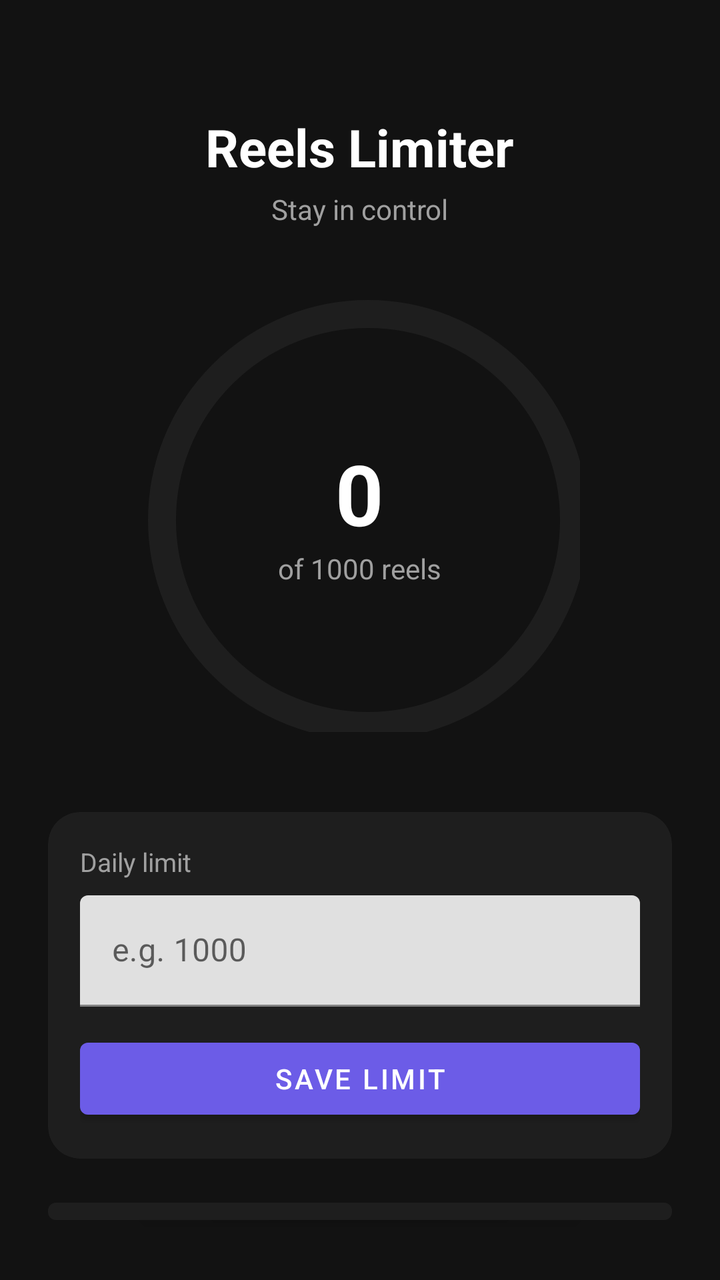
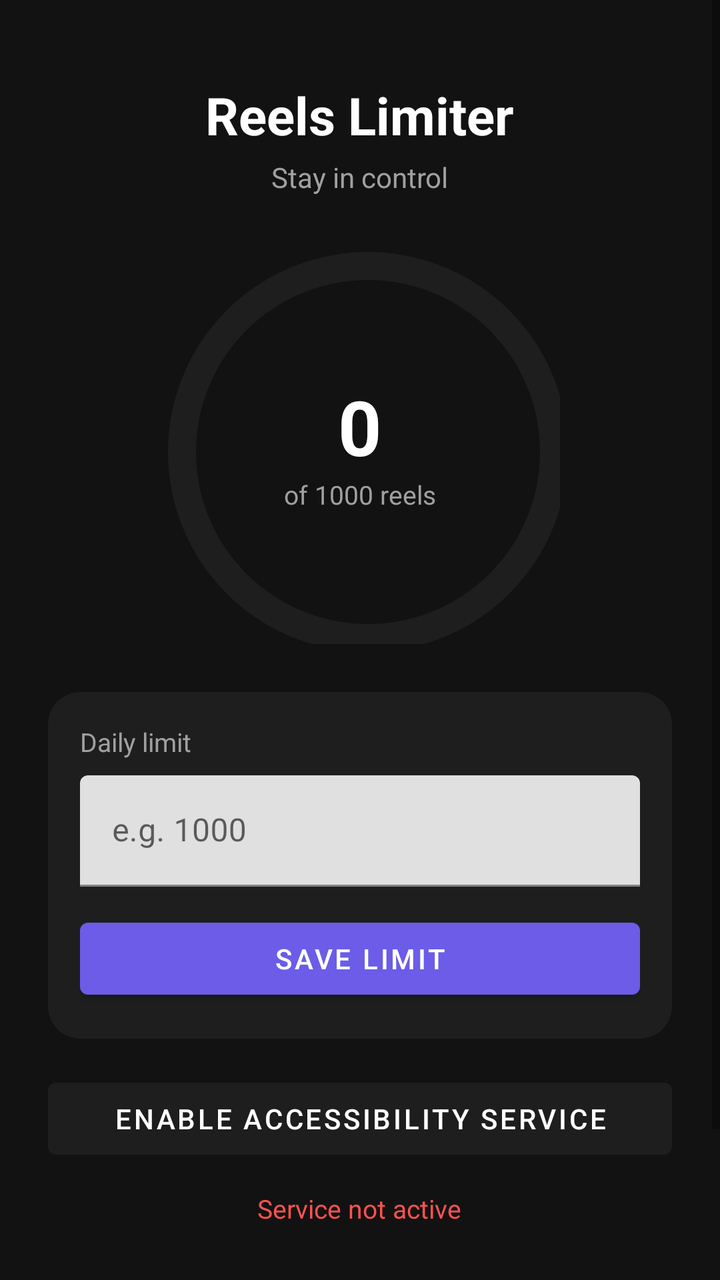

Screens rendered from an Android XML layout before and after an edit, with the pre-edit source and the edit as a unified diff.
<!-- AndroidManifest.xml: application theme Theme.ReelsLimiter -->
<!-- res/layout/activity_main.xml -->
<?xml version="1.0" encoding="utf-8"?>
<LinearLayout xmlns:android="http://schemas.android.com/apk/res/android"
    xmlns:app="http://schemas.android.com/apk/res-auto"
    android:layout_width="match_parent"
    android:layout_height="match_parent"
    android:orientation="vertical"
    android:background="@color/background_dark"
    android:padding="24dp"
    android:gravity="center_horizontal">

    <TextView
        android:layout_width="wrap_content"
        android:layout_height="wrap_content"
        android:layout_marginTop="32dp"
        android:text="Reels Limiter"
        android:textColor="@color/text_primary"
        android:textSize="26sp"
        android:textStyle="bold" />

    <TextView
        android:layout_width="wrap_content"
        android:layout_height="wrap_content"
        android:layout_marginTop="4dp"
        android:layout_marginBottom="32dp"
        android:text="Stay in control"
        android:textColor="@color/text_secondary"
        android:textSize="14sp" />

    <FrameLayout
        android:layout_width="220dp"
        android:layout_height="220dp"
        android:layout_gravity="center">

        <com.google.android.material.progressindicator.CircularProgressIndicator
            android:id="@+id/progressRing"
            android:layout_width="220dp"
            android:layout_height="220dp"
            app:indicatorColor="@color/primary"
            app:trackColor="@color/surface_dark"
            app:trackThickness="14dp"
            app:indicatorSize="220dp" />

        <LinearLayout
            android:layout_width="wrap_content"
            android:layout_height="wrap_content"
            android:layout_gravity="center"
            android:orientation="vertical"
            android:gravity="center">

            <TextView
                android:id="@+id/countText"
                android:layout_width="wrap_content"
                android:layout_height="wrap_content"
                android:text="0"
                android:textColor="@color/text_primary"
                android:textSize="42sp"
                android:textStyle="bold" />

            <TextView
                android:id="@+id/limitText"
                android:layout_width="wrap_content"
                android:layout_height="wrap_content"
                android:text="of 1000 reels"
                android:textColor="@color/text_secondary"
                android:textSize="14sp" />
        </LinearLayout>
    </FrameLayout>

    <com.google.android.material.card.MaterialCardView
        android:layout_width="match_parent"
        android:layout_height="wrap_content"
        android:layout_marginTop="40dp"
        app:cardBackgroundColor="@color/surface_dark"
        app:cardCornerRadius="16dp"
        app:cardElevation="0dp">

        <LinearLayout
            android:layout_width="match_parent"
            android:layout_height="wrap_content"
            android:orientation="vertical"
            android:padding="16dp">

            <TextView
                android:layout_width="wrap_content"
                android:layout_height="wrap_content"
                android:text="Daily limit"
                android:textColor="@color/text_secondary"
                android:textSize="13sp" />

            <com.google.android.material.textfield.TextInputLayout
                android:layout_width="match_parent"
                android:layout_height="wrap_content"
                android:layout_marginTop="8dp"
                android:hint="e.g. 1000">

                <com.google.android.material.textfield.TextInputEditText
                    android:id="@+id/limitInput"
                    android:layout_width="match_parent"
                    android:layout_height="wrap_content"
                    android:inputType="number"
                    android:textColor="@color/text_primary" />
            </com.google.android.material.textfield.TextInputLayout>

            <com.google.android.material.button.MaterialButton
                android:id="@+id/saveButton"
                android:layout_width="match_parent"
                android:layout_height="wrap_content"
                android:layout_marginTop="12dp"
                android:text="Save limit"
                app:backgroundTint="@color/primary" />
        </LinearLayout>
    </com.google.android.material.card.MaterialCardView>

    <com.google.android.material.button.MaterialButton
        android:id="@+id/enableServiceButton"
        android:layout_width="match_parent"
        android:layout_height="wrap_content"
        android:layout_marginTop="16dp"
        android:text="Enable Accessibility Service"
        app:backgroundTint="@color/surface_dark"
        android:textColor="@color/text_primary" />

    <TextView
        android:id="@+id/statusText"
        android:layout_width="wrap_content"
        android:layout_height="wrap_content"
        android:layout_marginTop="12dp"
        android:text="Service not active"
        android:textColor="@color/danger"
        android:textSize="13sp" />

</LinearLayout>
<!-- resources referenced by this layout -->
<resources>
  <color name="background_dark">#121212</color>
  <color name="danger">#FF5252</color>
  <color name="primary">#6C5CE7</color>
  <color name="surface_dark">#1E1E1E</color>
  <color name="text_primary">#FFFFFF</color>
  <color name="text_secondary">#A0A0A0</color>
  <style name="Theme.ReelsLimiter" parent="Theme.MaterialComponents.DayNight.NoActionBar">
          <item name="colorPrimary">@color/primary</item>
          <item name="colorPrimaryVariant">@color/primary_variant</item>
          <item name="android:windowBackground">@color/background_dark</item>
          <item name="colorOnPrimary">@color/text_primary</item>
      </style>
  <color name="primary_variant">#8477F0</color>
</resources>

<!-- the commit's change to res/layout/activity_main.xml (unified diff, before → after) -->
@@ -1,132 +1,157 @@
 <?xml version="1.0" encoding="utf-8"?>
-<LinearLayout xmlns:android="http://schemas.android.com/apk/res/android"
+<ScrollView xmlns:android="http://schemas.android.com/apk/res/android"
     xmlns:app="http://schemas.android.com/apk/res-auto"
     android:layout_width="match_parent"
     android:layout_height="match_parent"
-    android:orientation="vertical"
-    android:background="@color/background_dark"
-    android:padding="24dp"
-    android:gravity="center_horizontal">
+    android:background="@color/background_dark">
 
-    <TextView
-        android:layout_width="wrap_content"
+    <LinearLayout
+        android:layout_width="match_parent"
         android:layout_height="wrap_content"
-        android:layout_marginTop="32dp"
-        android:text="Reels Limiter"
-        android:textColor="@color/text_primary"
-        android:textSize="26sp"
-        android:textStyle="bold" />
+        android:orientation="vertical"
+        android:padding="24dp"
+        android:gravity="center_horizontal">
 
-    <TextView
-        android:layout_width="wrap_content"
-        android:layout_height="wrap_content"
-        android:layout_marginTop="4dp"
-        android:layout_marginBottom="32dp"
-        android:text="Stay in control"
-        android:textColor="@color/text_secondary"
-        android:textSize="14sp" />
-
-    <FrameLayout
-        android:layout_width="220dp"
-        android:layout_height="220dp"
-        android:layout_gravity="center">
-
-        <com.google.android.material.progressindicator.CircularProgressIndicator
-            android:id="@+id/progressRing"
-            android:layout_width="220dp"
-            android:layout_height="220dp"
-            app:indicatorColor="@color/primary"
-            app:trackColor="@color/surface_dark"
-            app:trackThickness="14dp"
-            app:indicatorSize="220dp" />
-
-        <LinearLayout
+        <TextView
             android:layout_width="wrap_content"
             android:layout_height="wrap_content"
-            android:layout_gravity="center"
-            android:orientation="vertical"
-            android:gravity="center">
+            android:layout_marginTop="16dp"
+            android:text="Reels Limiter"
+            android:textColor="@color/text_primary"
+            android:textSize="26sp"
+            android:textStyle="bold" />
 
-            <TextView
-                android:id="@+id/countText"
+        <TextView
+            android:layout_width="wrap_content"
+            android:layout_height="wrap_content"
+            android:layout_marginTop="4dp"
+            android:layout_marginBottom="24dp"
+            android:text="Stay in control"
+            android:textColor="@color/text_secondary"
+            android:textSize="14sp" />
+
+        <FrameLayout
+            android:layout_width="200dp"
+            android:layout_height="200dp"
+            android:layout_gravity="center">
+
+            <com.google.android.material.progressindicator.CircularProgressIndicator
+                android:id="@+id/progressRing"
+                android:layout_width="200dp"
+                android:layout_height="200dp"
+                app:indicatorColor="@color/primary"
+                app:trackColor="@color/surface_dark"
+                app:trackThickness="14dp"
+                app:indicatorSize="200dp" />
+
+            <LinearLayout
                 android:layout_width="wrap_content"
                 android:layout_height="wrap_content"
-                android:text="0"
-                android:textColor="@color/text_primary"
-                android:textSize="42sp"
-                android:textStyle="bold" />
+                android:layout_gravity="center"
+                android:orientation="vertical"
+                android:gravity="center">
 
-            <TextView
-                android:id="@+id/limitText"
-                android:layout_width="wrap_content"
-                android:layout_height="wrap_content"
-                android:text="of 1000 reels"
-                android:textColor="@color/text_secondary"
-                android:textSize="14sp" />
-        </LinearLayout>
-    </FrameLayout>
+                <TextView
+                    android:id="@+id/countText"
+                    android:layout_width="wrap_content"
+                    android:layout_height="wrap_content"
+                    android:text="0"
+                    android:textColor="@color/text_primary"
+                    android:textSize="38sp"
+                    android:textStyle="bold" />
 
-    <com.google.android.material.card.MaterialCardView
-        android:layout_width="match_parent"
-        android:layout_height="wrap_content"
-        android:layout_marginTop="40dp"
-        app:cardBackgroundColor="@color/surface_dark"
-        app:cardCornerRadius="16dp"
-        app:cardElevation="0dp">
+                <TextView
+                    android:id="@+id/limitText"
+                    android:layout_width="wrap_content"
+                    android:layout_height="wrap_content"
+                    android:text="of 1000 reels"
+                    android:textColor="@color/text_secondary"
+                    android:textSize="13sp" />
+            </LinearLayout>
+        </FrameLayout>
 
-        <LinearLayout
+        <com.google.android.material.card.MaterialCardView
             android:layout_width="match_parent"
             android:layout_height="wrap_content"
-            android:orientation="vertical"
-            android:padding="16dp">
+            android:layout_marginTop="24dp"
+            app:cardBackgroundColor="@color/surface_dark"
+            app:cardCornerRadius="16dp"
+            app:cardElevation="0dp">
 
-            <TextView
-                android:layout_width="wrap_content"
-                android:layout_height="wrap_content"
-                android:text="Daily limit"
-                android:textColor="@color/text_secondary"
-                android:textSize="13sp" />
-
-            <com.google.android.material.textfield.TextInputLayout
+            <LinearLayout
                 android:layout_width="match_parent"
                 android:layout_height="wrap_content"
-                android:layout_marginTop="8dp"
-                android:hint="e.g. 1000">
+                android:orientation="vertical"
+                android:padding="16dp">
 
-                <com.google.android.material.textfield.TextInputEditText
-                    android:id="@+id/limitInput"
+                <TextView
+                    android:layout_width="wrap_content"
+                    android:layout_height="wrap_content"
+                    android:text="Daily limit"
+                    android:textColor="@color/text_secondary"
+                    android:textSize="13sp" />
+
+                <com.google.android.material.textfield.TextInputLayout
                     android:layout_width="match_parent"
                     android:layout_height="wrap_content"
-                    android:inputType="number"
-                    android:textColor="@color/text_primary" />
-            </com.google.android.material.textfield.TextInputLayout>
+                    android:layout_marginTop="8dp"
+                    android:hint="e.g. 1000">
 
-            <com.google.android.material.button.MaterialButton
-                android:id="@+id/saveButton"
-                android:layout_width="match_parent"
-                android:layout_height="wrap_content"
-                android:layout_marginTop="12dp"
-                android:text="Save limit"
-                app:backgroundTint="@color/primary" />
-        </LinearLayout>
-    </com.google.android.material.card.MaterialCardView>
+                    <com.google.android.material.textfield.TextInputEditText
+                        android:id="@+id/limitInput"
+                        android:layout_width="match_parent"
+                        android:layout_height="wrap_content"
+                        android:inputType="number"
+                        android:textColor="@color/text_primary" />
+                </com.google.android.material.textfield.TextInputLayout>
 
-    <com.google.android.material.button.MaterialButton
-        android:id="@+id/enableServiceButton"
-        android:layout_width="match_parent"
-        android:layout_height="wrap_content"
-        android:layout_marginTop="16dp"
-        android:text="Enable Accessibility Service"
-        app:backgroundTint="@color/surface_dark"
-        android:textColor="@color/text_primary" />
+                <com.google.android.material.button.MaterialButton
+                    android:id="@+id/saveButton"
+                    android:layout_width="match_parent"
+                    android:layout_height="wrap_content"
+                    android:layout_marginTop="12dp"
+                    android:text="Save limit"
+                    app:backgroundTint="@color/primary" />
+            </LinearLayout>
+        </com.google.android.material.card.MaterialCardView>
 
-    <TextView
-        android:id="@+id/statusText"
-        android:layout_width="wrap_content"
-        android:layout_height="wrap_content"
-        android:layout_marginTop="12dp"
-        android:text="Service not active"
-        android:textColor="@color/danger"
-        android:textSize="13sp" />
+        <com.google.android.material.button.MaterialButton
+            android:id="@+id/enableServiceButton"
+            android:layout_width="match_parent"
+            android:layout_height="wrap_content"
+            android:layout_marginTop="16dp"
+            android:text="Enable Accessibility Service"
+            app:backgroundTint="@color/surface_dark"
+            android:textColor="@color/text_primary" />
 
-</LinearLayout>
+        <TextView
+            android:id="@+id/statusText"
+            android:layout_width="wrap_content"
+            android:layout_height="wrap_content"
+            android:layout_marginTop="12dp"
+            android:text="Service not active"
+            android:textColor="@color/danger"
+            android:textSize="13sp" />
+
+        <TextView
+            android:layout_width="match_parent"
+            android:layout_height="wrap_content"
+            android:layout_marginTop="24dp"
+            android:text="Debug: live events from Instagram"
+            android:textColor="@color/text_secondary"
+            android:textSize="13sp" />
+
+        <TextView
+            android:id="@+id/debugLogText"
+            android:layout_width="match_parent"
+            android:layout_height="wrap_content"
+            android:layout_marginTop="8dp"
+            android:padding="12dp"
+            android:background="@color/surface_dark"
+            android:fontFamily="monospace"
+            android:text="No events yet"
+            android:textColor="@color/text_secondary"
+            android:textSize="11sp" />
+
+    </LinearLayout>
+</ScrollView>
